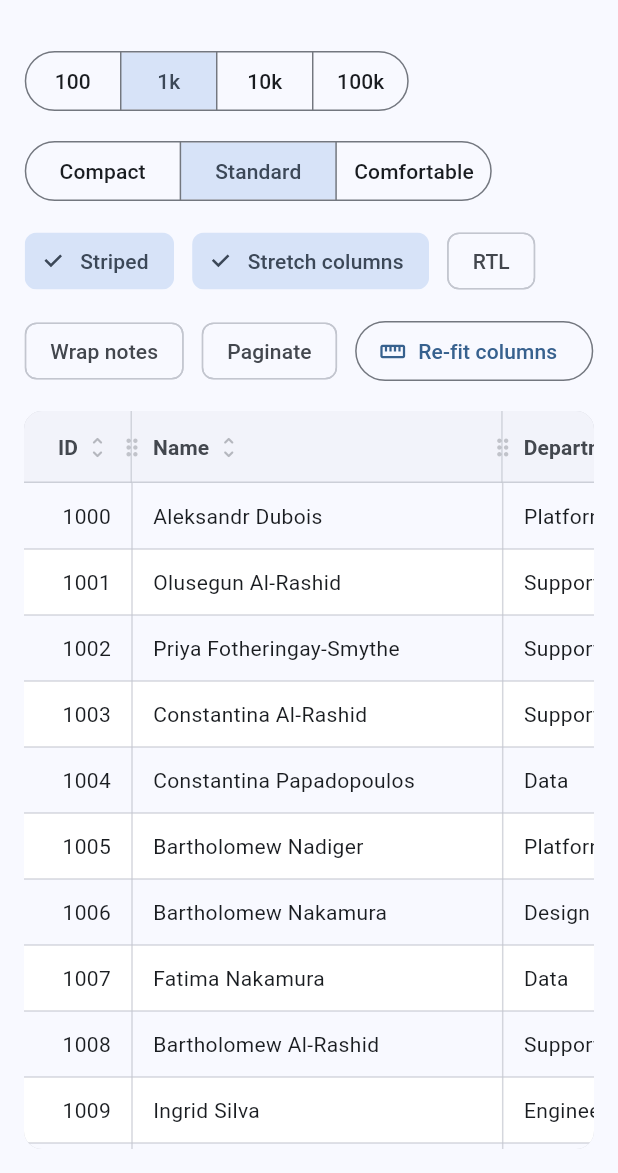
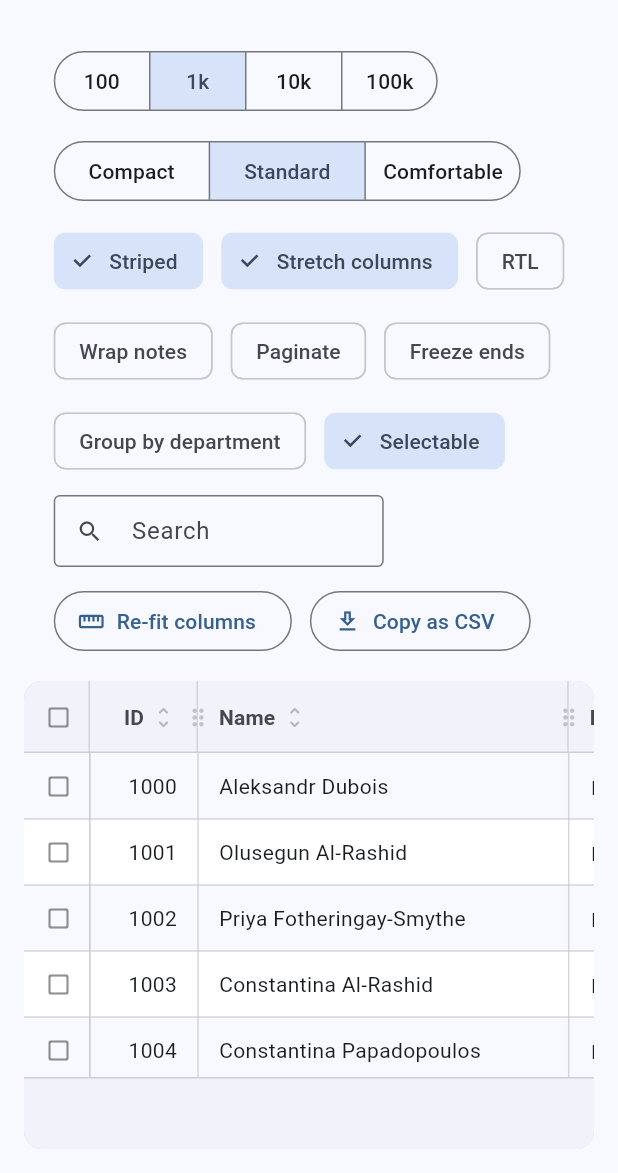
Before and after one commit to Amodh2022/fitgrid, a Flutter app: the screen it shows after launch, on a phone screen of 412 x 824 dp, the part 63-1236 px from its top. Run offline on Flutter 3.47's test engine with Material 3 defaults, Android fonts, the phone set to English and light mode, and no system bars.

Commit message:
docs: rewrite README and CHANGELOG; demo the new features; fix header reorder
The README described the package as it was three releases ago and promised
benchmarks it did not have. It now opens with the measured table — a thousand
rows and a million rows doing the same amount of work — and covers
accessibility, frozen columns, selection, the keyboard map, search
highlighting, grouping, data sources, aggregates and export.

The example gains a search box, a selection column, a freeze toggle, grouping
by department, a salary total, an icon column and CSV export, so the features
are demonstrable rather than only documented.

Fixes a stack overflow in the reorderable header: the drag target was assigned
back into the same local the builder closed over, so every header cell
contained a header cell. Caught by the example, which is the reason the example
has tests.

CI gains a benchmark job — printed, not asserted, except for the one assertion
that is a correctness claim rather than a timing one.

```diff
--- a/example/lib/main.dart
+++ b/example/lib/main.dart
@@ -64,6 +64,9 @@ class _ExamplePageState extends State<ExamplePage> {
   bool _rtl = false;
   bool _wrapNotes = false;
   bool _paginated = false;
+  bool _freeze = false;
+  bool _grouped = false;
+  bool _selectable = true;
 
   @override
   void initState() {
@@ -88,6 +91,8 @@ class _ExamplePageState extends State<ExamplePage> {
       alignment: FitGridAlignment.end,
       sortable: true,
       comparator: (a, b) => a.id.compareTo(b.id),
+      // Pinned to the leading edge, so it stays put while the rest scrolls.
+      freeze: _freeze ? FitGridFreeze.start : FitGridFreeze.none,
       // Ids are uniform, so there is nothing to measure — say so explicitly
       // rather than paying for a measurement that always agrees.
       width: const FitGridColumnWidth.fitHeader(min: 72),
@@ -111,6 +116,9 @@ class _ExamplePageState extends State<ExamplePage> {
       label: 'Department',
       value: (e) => e.department,
       sortable: true,
+      // A glyph per cell, painted by the same painter as the text — not an
+      // `Icon` widget per row.
+      icon: (e, _) => Icons.apartment_outlined,
     ),
     FitGridColumn<Employee>(
       id: 'role',
@@ -129,6 +137,12 @@ class _ExamplePageState extends State<ExamplePage> {
       alignment: FitGridAlignment.end,
       sortable: true,
       comparator: (a, b) => a.salary.compareTo(b.salary),
+      freeze: _freeze ? FitGridFreeze.end : FitGridFreeze.none,
+      // The clipboard and the export want the number, not the formatting.
+      copyValue: (e) => e.salary.toString(),
+      // Computed over the rows on screen, so it agrees with the search.
+      footerLabel: 'Total',
+      aggregate: (rows) => '\$${rows.fold<int>(0, (sum, e) => sum + e.salary)}',
       editor: FitGridEditor<Employee>(
         // The cell paints a formatted string; the editor should not make the
         // user retype the currency symbol and the separators.
@@ -191,6 +205,34 @@ class _ExamplePageState extends State<ExamplePage> {
     _controller.data.rows = generateEmployees(count);
   }
 
+  /// Rebuilds the columns after a flag that lives on them changes.
+  void _rebuildColumns() => _controller.columns.columns = _columns();
+
+  void _setGrouped(bool value) {
+    setState(() => _grouped = value);
+    _controller.grouping.groups = value
+        ? <FitGridGroup<Employee>>[
+            FitGridGroup<Employee>(keyOf: (e) => e.department),
+          ]
+        : const <FitGridGroup<Employee>>[];
+  }
+
+  /// Exports what is on screen — sort, search and column order included.
+  Future<void> _export() async {
+    final selected = _controller.selection.isNotEmpty;
+    final csv = fitGridToCsv(_controller.export(selectedOnly: selected));
+    await Clipboard.setData(ClipboardData(text: csv));
+    if (!mounted) return;
+    ScaffoldMessenger.of(context).showSnackBar(
+      SnackBar(
+        content: Text(
+          '${selected ? 'Selection' : 'All rows'} copied as CSV '
+          '(${csv.length} characters)',
+        ),
+      ),
+    );
+  }
+
   @override
   Widget build(BuildContext context) {
     final theme = Theme.of(context);
@@ -232,6 +274,17 @@ class _ExamplePageState extends State<ExamplePage> {
               onRtl: (v) => setState(() => _rtl = v),
               wrapNotes: _wrapNotes,
               onWrapNotes: _setWrapNotes,
+              freeze: _freeze,
+              onFreeze: (v) {
+                setState(() => _freeze = v);
+                _rebuildColumns();
+              },
+              grouped: _grouped,
+              onGrouped: _setGrouped,
+              selectable: _selectable,
+              onSelectable: (v) => setState(() => _selectable = v),
+              onSearch: (q) => _controller.filter.query = q,
+              onExport: _export,
               // Drag a header divider to resize a column, or double-click it to
               // re-fit that one. This does the same to all of them at once.
               onResetWidths: _controller.columns.autoSizeAll,
@@ -250,6 +303,11 @@ class _ExamplePageState extends State<ExamplePage> {
                       ? const FitGridRowHeight.contentSized(min: 40, max: 120)
                       : null,
                   paginated: _paginated,
+                  selectionMode: _selectable
+                      ? FitGridSelectionMode.multiple
+                      : FitGridSelectionMode.none,
+                  showSelectionColumn: _selectable,
+                  reorderableColumns: true,
                 ),
               ),
             ),
@@ -278,6 +336,14 @@ class _Controls extends StatelessWidget {
     required this.onResetWidths,
     required this.paginated,
     required this.onPaginated,
+    required this.freeze,
+    required this.onFreeze,
+    required this.grouped,
+    required this.onGrouped,
+    required this.selectable,
+    required this.onSelectable,
+    required this.onSearch,
+    required this.onExport,
   });
 
   final int rowCount;
@@ -296,6 +362,14 @@ class _Controls extends StatelessWidget {
   final VoidCallback onResetWidths;
   final bool paginated;
   final ValueChanged<bool> onPaginated;
+  final bool freeze;
+  final ValueChanged<bool> onFreeze;
+  final bool grouped;
+  final ValueChanged<bool> onGrouped;
+  final bool selectable;
+  final ValueChanged<bool> onSelectable;
+  final ValueChanged<String> onSearch;
+  final VoidCallback onExport;
 
   @override
   Widget build(BuildContext context) {
@@ -362,10 +436,42 @@ class _Controls extends StatelessWidget {
             selected: paginated,
             onSelected: onPaginated,
           ),
+          FilterChip(
+            label: const Text('Freeze ends'),
+            selected: freeze,
+            onSelected: onFreeze,
+          ),
+          FilterChip(
+            label: const Text('Group by department'),
+            selected: grouped,
+            onSelected: onGrouped,
+          ),
+          FilterChip(
+            label: const Text('Selectable'),
+            selected: selectable,
+            onSelected: onSelectable,
+          ),
+          SizedBox(
+            width: 220,
+            child: TextField(
+              decoration: const InputDecoration(
+                isDense: true,
+                prefixIcon: Icon(Icons.search, size: 18),
+                hintText: 'Search',
+                border: OutlineInputBorder(),
+              ),
+              onChanged: onSearch,
+            ),
+          ),
           OutlinedButton.icon(
             onPressed: onResetWidths,
             icon: const Icon(Icons.straighten_outlined, size: 18),
             label: const Text('Re-fit columns'),
+          ),
+          OutlinedButton.icon(
+            onPressed: onExport,
+            icon: const Icon(Icons.download_outlined, size: 18),
+            label: const Text('Copy as CSV'),
           ),
         ],
       ),
--- a/lib/src/controller/fitgrid_controller.dart
+++ b/lib/src/controller/fitgrid_controller.dart
@@ -432,7 +432,10 @@ class FitGridController<T> {
   /// outlives the widget that uses it, and a host asking to scroll during a
   /// rebuild should not have to guard against that.
   void scrollTo(int rowIndex, {String? columnId, double padding = 0}) {
-    if (rowIndex < 0 || rowIndex >= data.length) return;
+    if (rowIndex < 0) return;
+    // No upper bound checked here: a grid backed by a [FitGridDataSource] holds
+    // no rows of its own, so `data.length` would be zero and every scroll a
+    // no-op. The grid clamps against the geometry it actually has.
     if (pagination.enabled) pagination.revealRow(rowIndex);
     _reveal?.call(rowIndex, columnId, padding);
   }
--- a/lib/src/widgets/fitgrid.dart
+++ b/lib/src/widgets/fitgrid.dart
@@ -1433,7 +1433,9 @@ class _FitGridState<T> extends State<FitGrid<T>> {
     final render = _sectionKey.currentContext?.findRenderObject();
     if (render is! RenderFitGridSection) return;
 
-    final local = rowIndex - _resolveRows(widget.dataSource).offset;
+    final rows = _resolveRows(widget.dataSource);
+    final local = rows.localIndex(rowIndex);
+    if (local < 0) return;
     final columnIndex = columnId == null
         ? -1
         : render.columnLayout.indexOf(columnId);
--- a/lib/src/widgets/fitgrid_header.dart
+++ b/lib/src/widgets/fitgrid_header.dart
@@ -476,12 +476,27 @@ class _HeaderCell<T> extends StatelessWidget {
       ),
     );
 
+    if (onReorder == null || !column.reorderable) {
+      return SizedBox(
+        width: width,
+        child: ClipRect(child: cell),
+      );
+    }
+
+    // Captured by value, not by the variable: the builder below closes over
+    // this, and assigning the drag target back into the same name would make
+    // the header contain itself. That recursion is unbounded and shows up as a
+    // stack overflow rather than as a layout error.
+    final inner = cell;
+
     // Reordering is a header affair end to end: the body's column order is
     // derived from the controller, so a drop here is a single `move` and the
     // painted cells follow on the next build with nothing to animate and
     // nothing to keep in sync.
-    if (onReorder != null && column.reorderable) {
-      cell = DragTarget<String>(
+    return SizedBox(
+      width: width,
+      child: ClipRect(
+        child: DragTarget<String>(
           onWillAcceptWithDetails: (details) => details.data != column.id,
           onAcceptWithDetails: (details) => onReorder!(details.data, column.id),
           builder: (context, candidate, _) => Stack(
@@ -495,9 +510,10 @@ class _HeaderCell<T> extends StatelessWidget {
                   width: width,
                   theme: theme,
                 ),
-              childWhenDragging: Opacity(opacity: 0.35, child: cell),
-              child: cell,
+                childWhenDragging: Opacity(opacity: 0.35, child: inner),
+                child: inner,
               ),
+              // Where the dropped column would land.
               if (candidate.isNotEmpty)
                 Positioned.directional(
                   textDirection: Directionality.of(context),
@@ -509,12 +525,8 @@ class _HeaderCell<T> extends StatelessWidget {
                 ),
             ],
           ),
-      );
-    }
-
-    return SizedBox(
-      width: width,
-      child: ClipRect(child: cell),
+        ),
+      ),
     );
   }
 }
--- a/pubspec.yaml
+++ b/pubspec.yaml
@@ -2,7 +2,7 @@ name: fitgrid
 description: >-
   A Flutter data grid that measures your content instead of making you guess
   column widths, and paints cells instead of building a widget for each one.
-version: 0.0.1-dev
+version: 0.1.0-dev
 repository: https://github.com/amodhnadiger/fitgrid
 issue_tracker: https://github.com/amodhnadiger/fitgrid/issues
 
@@ -11,6 +11,7 @@ topics:
   - data-table
   - data-grid
   - performance
+  - accessibility
 
 environment:
   sdk: ^3.9.0
```
Also changed, not shown: benchmark/frame_benchmark.dart (+16 -0 lines), .github/workflows/ci.yaml, 4 other files. Lines whose indentation alone changed are shown as unchanged.
